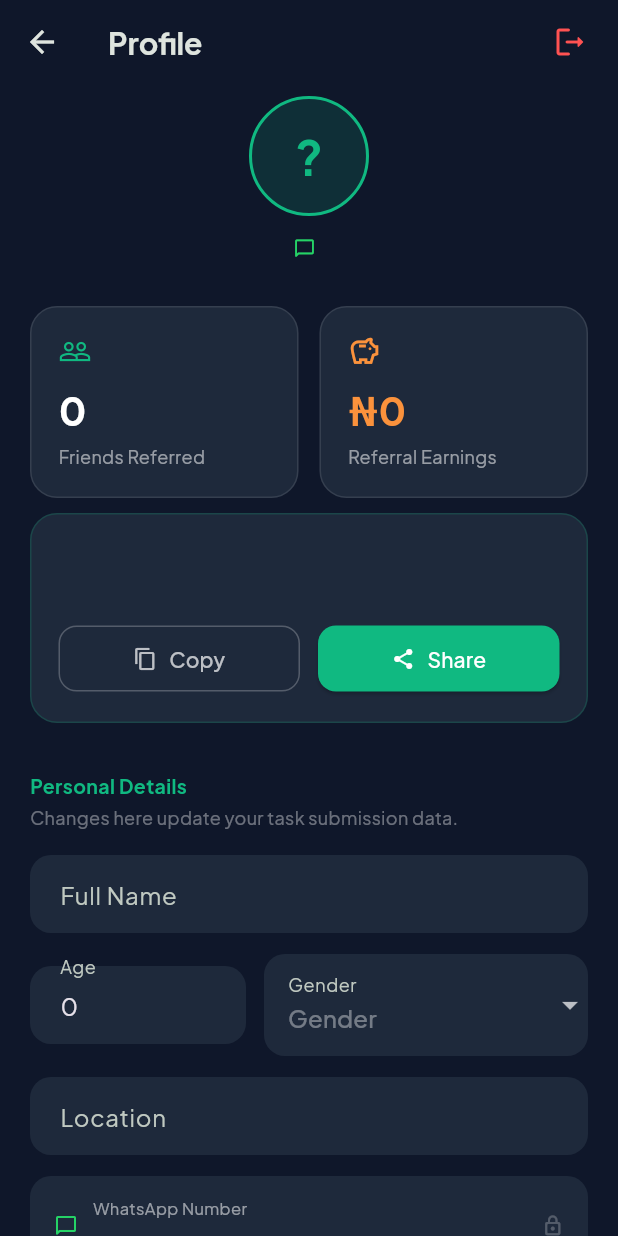
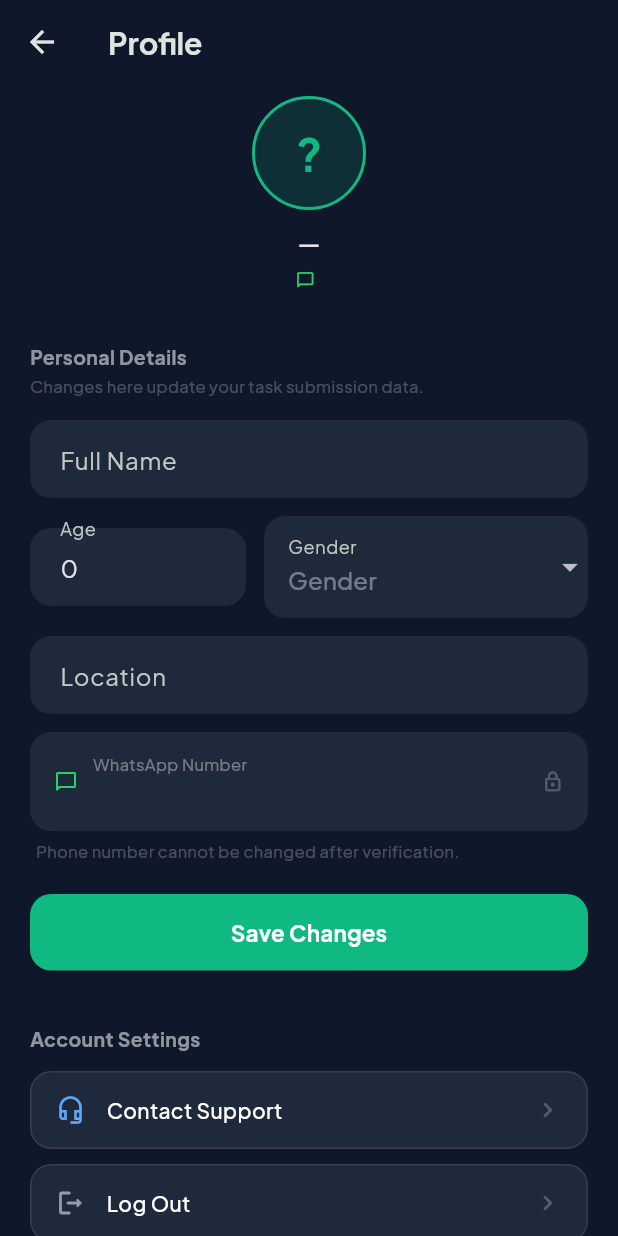
Before and after one commit to wggg01-dev/CampusTask, a Flutter app: the ProfileScreen screen opened directly, on a phone screen of 412 x 824 dp. Run offline on Flutter 3.47's test engine with Material 3 defaults, Android fonts, the phone set to English and light mode, and no system bars; our stand-ins replace app_links, google_fonts, share_plus, supabase_flutter; accounts and stored records are empty.

Commit message:
Update profile screen to include account settings and remove referral logic
Removes referral logic and adds account settings options (Support, Log Out, Delete Account) to the profile screen.

Replit-Commit-Author: Agent
Replit-Commit-Session-Id: 703f156c-325b-4d29-8d15-d32ebe9dcf84
Replit-Commit-Checkpoint-Type: full_checkpoint
Replit-Commit-Event-Id: 0a2a388b-24de-4ca4-a2d2-4a774e58cf03
Replit-Helium-Checkpoint-Created: true

```diff
--- a/lib/screens/profile_screen.dart
+++ b/lib/screens/profile_screen.dart
@@ -1,6 +1,5 @@
 import 'package:flutter/material.dart';
 import 'package:flutter/services.dart';
-import 'package:share_plus/share_plus.dart';
 import 'package:supabase_flutter/supabase_flutter.dart';
 
 class ProfileScreen extends StatefulWidget {
@@ -16,8 +15,6 @@ class _ProfileScreenState extends State<ProfileScreen> {
   final _locationController = TextEditingController();
   String? _selectedGender;
   String? _phone;
-  String? _refCode;
-  int _referralCount = 0;
   bool _isSaving = false;
   bool _isLoading = true;
 
@@ -35,22 +32,15 @@ class _ProfileScreenState extends State<ProfileScreen> {
     try {
       final profile = await Supabase.instance.client
           .from('profiles')
-          .select('full_name, age, gender, phone, location, ref_code')
+          .select('full_name, age, gender, phone, location')
           .eq('id', user.id)
           .single();
-
-      final referred = await Supabase.instance.client
-          .from('profiles')
-          .select('id')
-          .eq('referred_by', user.id);
 
       _nameController.text = profile['full_name'] as String? ?? '';
       _ageController.text = profile['age']?.toString() ?? '';
       _locationController.text = profile['location'] as String? ?? '';
       _selectedGender = profile['gender'] as String?;
       _phone = profile['phone'] as String?;
-      _refCode = profile['ref_code'] as String?;
-      _referralCount = (referred as List).length;
     } catch (_) {}
 
     if (mounted) setState(() => _isLoading = false);
@@ -143,6 +133,60 @@ class _ProfileScreenState extends State<ProfileScreen> {
     }
   }
 
+  Future<void> _deleteAccount() async {
+    final confirmed = await showDialog<bool>(
+      context: context,
+      builder: (_) => AlertDialog(
+        backgroundColor: const Color(0xFF1E293B),
+        shape:
+            RoundedRectangleBorder(borderRadius: BorderRadius.circular(20)),
+        title: const Text('Delete Account',
+            style: TextStyle(fontWeight: FontWeight.bold)),
+        content: const Text(
+          'This will permanently delete your account and all your data. This cannot be undone.',
+          style: TextStyle(color: Colors.white60, height: 1.6),
+        ),
+        actions: [
+          TextButton(
+            onPressed: () => Navigator.pop(context, false),
+            child: const Text('Cancel',
+                style: TextStyle(color: Colors.white38)),
+          ),
+          ElevatedButton(
+            onPressed: () => Navigator.pop(context, true),
+            style: ElevatedButton.styleFrom(
+              backgroundColor: Colors.redAccent,
+              shape: RoundedRectangleBorder(
+                  borderRadius: BorderRadius.circular(10)),
+            ),
+            child: const Text('Delete', style: TextStyle(color: Colors.white)),
+          ),
+        ],
+      ),
+    );
+
+    if (confirmed == true) {
+      // Placeholder — wire to a Supabase edge function or admin API
+      ScaffoldMessenger.of(context).showSnackBar(
+        const SnackBar(
+          content: Text(
+              'Account deletion request sent. You will be contacted shortly.'),
+          behavior: SnackBarBehavior.floating,
+        ),
+      );
+    }
+  }
+
+  void _contactSupport() {
+    ScaffoldMessenger.of(context).showSnackBar(
+      const SnackBar(
+        content: Text('Opening support…'),
+        behavior: SnackBarBehavior.floating,
+      ),
+    );
+    // TODO: launch support URL or open in-app chat
+  }
+
   InputDecoration _inputDeco(String label, {String? hint}) => InputDecoration(
         labelText: label,
         hintText: hint,
@@ -178,14 +222,6 @@ class _ProfileScreenState extends State<ProfileScreen> {
         elevation: 0,
         title: const Text('Profile',
             style: TextStyle(fontWeight: FontWeight.bold, fontSize: 20)),
-        actions: [
-          IconButton(
-            icon: const Icon(Icons.logout_rounded, color: Colors.redAccent),
-            tooltip: 'Log Out',
-            onPressed: _signOut,
-          ),
-          const SizedBox(width: 8),
-        ],
       ),
       body: _isLoading
           ? const Center(child: CircularProgressIndicator())
@@ -194,13 +230,13 @@ class _ProfileScreenState extends State<ProfileScreen> {
               child: Column(
                 crossAxisAlignment: CrossAxisAlignment.start,
                 children: [
-                  // ── AVATAR + PHONE ─────────────────────────────────────
+                  // ── AVATAR + PHONE ────────────────────────────────────
                   Center(
                     child: Column(
                       children: [
                         Container(
-                          width: 80,
-                          height: 80,
+                          width: 76,
+                          height: 76,
                           decoration: BoxDecoration(
                             color: const Color(0xFF10B981).withOpacity(0.15),
                             shape: BoxShape.circle,
@@ -213,165 +249,53 @@ class _ProfileScreenState extends State<ProfileScreen> {
                                   ? _nameController.text[0].toUpperCase()
                                   : '?',
                               style: const TextStyle(
-                                  fontSize: 32,
+                                  fontSize: 30,
                                   fontWeight: FontWeight.bold,
                                   color: Color(0xFF10B981)),
                             ),
                           ),
                         ),
-                        const SizedBox(height: 12),
-                        if (_phone != null)
+                        const SizedBox(height: 10),
+                        Text(
+                          _nameController.text.isNotEmpty
+                              ? _nameController.text
+                              : '—',
+                          style: const TextStyle(
+                              fontSize: 16, fontWeight: FontWeight.w600),
+                        ),
+                        if (_phone != null) ...[
+                          const SizedBox(height: 4),
                           Row(
                             mainAxisSize: MainAxisSize.min,
                             children: [
                               const Icon(Icons.chat_bubble_outline_rounded,
-                                  color: Color(0xFF25D366), size: 15),
-                              const SizedBox(width: 6),
+                                  color: Color(0xFF25D366), size: 13),
+                              const SizedBox(width: 5),
                               Text(_phone!,
                                   style: const TextStyle(
-                                      color: Colors.white60, fontSize: 14)),
+                                      color: Colors.white38, fontSize: 13)),
                             ],
                           ),
+                        ],
                       ],
                     ),
                   ),
 
-                  const SizedBox(height: 28),
-
-                  // ── REFERRAL STATS ─────────────────────────────────────
-                  Row(
-                    children: [
-                      Expanded(
-                        child: _statCard(
-                          icon: Icons.people_outline,
-                          iconColor: const Color(0xFF10B981),
-                          value: '$_referralCount',
-                          label: 'Friends Referred',
-                        ),
-                      ),
-                      const SizedBox(width: 14),
-                      Expanded(
-                        child: _statCard(
-                          icon: Icons.savings_outlined,
-                          iconColor: const Color(0xFFFB923C),
-                          value: '₦${(_referralCount * 500).toString()}',
-                          label: 'Referral Earnings',
-                          valueColor: const Color(0xFFFB923C),
-                        ),
-                      ),
-                    ],
-                  ),
-
-                  const SizedBox(height: 10),
-
-                  // REFERRAL CODE + SHARE
-                  if (_refCode != null) ...[
-                    Container(
-                      width: double.infinity,
-                      padding: const EdgeInsets.all(18),
-                      decoration: BoxDecoration(
-                        color: const Color(0xFF1E293B),
-                        borderRadius: BorderRadius.circular(18),
-                        border:
-                            Border.all(color: const Color(0x3310B981)),
-                      ),
-                      child: Column(
-                        children: [
-                          Text(
-                            _refCode!,
-                            style: const TextStyle(
-                              fontSize: 28,
-                              fontWeight: FontWeight.bold,
-                              letterSpacing: 8,
-                              color: Colors.white,
-                            ),
-                          ),
-                          const SizedBox(height: 14),
-                          Row(
-                            children: [
-                              Expanded(
-                                child: OutlinedButton.icon(
-                                  onPressed: () {
-                                    Clipboard.setData(
-                                        ClipboardData(text: _refCode!));
-                                    ScaffoldMessenger.of(context)
-                                        .showSnackBar(const SnackBar(
-                                            content: Text(
-                                                'Referral code copied!')));
-                                  },
-                                  style: OutlinedButton.styleFrom(
-                                    foregroundColor: Colors.white70,
-                                    side: const BorderSide(
-                                        color: Colors.white24),
-                                    padding: const EdgeInsets.symmetric(
-                                        vertical: 12),
-                                    shape: RoundedRectangleBorder(
-                                        borderRadius:
-                                            BorderRadius.circular(12)),
-                                  ),
-                                  icon: const Icon(Icons.copy, size: 16),
-                                  label: const Text('Copy'),
-                                ),
-                              ),
-                              const SizedBox(width: 12),
-                              Expanded(
-                                child: ElevatedButton.icon(
-                                  onPressed: () {
-                                    Share.share(
-                                      'Join me on CampusTask and start earning! Use my referral code $_refCode to sign up: https://campustask.app/signup?ref=$_refCode',
-                                      subject: 'Earn money with CampusTask',
-                                    );
-                                  },
-                                  style: ElevatedButton.styleFrom(
-                                    backgroundColor:
-                                        const Color(0xFF10B981),
-                                    padding: const EdgeInsets.symmetric(
-                                        vertical: 12),
-                                    shape: RoundedRectangleBorder(
-                                        borderRadius:
-                                            BorderRadius.circular(12)),
-                                  ),
-                                  icon: const Icon(Icons.share,
-                                      color: Colors.white, size: 16),
-                                  label: const Text('Share',
-                                      style:
-                                          TextStyle(color: Colors.white)),
-                                ),
-                              ),
-                            ],
-                          ),
-                        ],
-                      ),
-                    ),
-                  ],
-
                   const SizedBox(height: 32),
 
-                  // ── EDITABLE DETAILS ───────────────────────────────────
-                  const Text(
-                    'Personal Details',
-                    style: TextStyle(
-                        fontSize: 13,
-                        fontWeight: FontWeight.bold,
-                        color: Color(0xFF10B981)),
-                  ),
-                  const SizedBox(height: 4),
-                  const Text(
-                    'Changes here update your task submission data.',
-                    style: TextStyle(color: Colors.white38, fontSize: 12),
-                  ),
-                  const SizedBox(height: 16),
+                  // ── PERSONAL DETAILS ──────────────────────────────────
+                  _sectionLabel('Personal Details',
+                      'Changes here update your task submission data.'),
+                  const SizedBox(height: 14),
 
-                  // FULL NAME
                   TextFormField(
                     controller: _nameController,
                     textCapitalization: TextCapitalization.words,
                     decoration: _inputDeco('Full Name'),
                     onChanged: (_) => setState(() {}),
                   ),
-                  const SizedBox(height: 14),
+                  const SizedBox(height: 12),
 
-                  // AGE + GENDER
                   Row(
                     children: [
                       Expanded(
@@ -403,14 +327,12 @@ class _ProfileScreenState extends State<ProfileScreen> {
                                   horizontal: 16, vertical: 14),
                             ),
                             hint: const Text('Gender',
-                                style:
-                                    TextStyle(color: Colors.white38)),
+                                style: TextStyle(color: Colors.white38)),
                             items: _genders
                                 .map((g) => DropdownMenuItem(
                                       value: g,
                                       child: Text(g,
-                                          style: const TextStyle(
-                                              fontSize: 13)),
+                                          style: const TextStyle(fontSize: 13)),
                                     ))
                                 .toList(),
                             onChanged: (v) =>
@@ -420,18 +342,17 @@ class _ProfileScreenState extends State<ProfileScreen> {
                       ),
                     ],
                   ),
-                  const SizedBox(height: 14),
+                  const SizedBox(height: 12),
 
-                  // LOCATION
                   TextFormField(
                     controller: _locationController,
                     textCapitalization: TextCapitalization.words,
-                    decoration: _inputDeco('Location',
-                        hint: 'e.g. Lagos, Nigeria'),
+                    decoration:
+                        _inputDeco('Location', hint: 'e.g. Lagos, Nigeria'),
                   ),
-                  const SizedBox(height: 14),
+                  const SizedBox(height: 12),
 
-                  // PHONE — read-only
+                  // PHONE — read-only row
                   Container(
                     padding: const EdgeInsets.symmetric(
                         horizontal: 16, vertical: 14),
@@ -450,15 +371,12 @@ class _ProfileScreenState extends State<ProfileScreen> {
                             children: [
                               const Text('WhatsApp Number',
                                   style: TextStyle(
-                                      color: Colors.white54,
-                                      fontSize: 11)),
+                                      color: Colors.white38, fontSize: 11)),
                               const SizedBox(height: 2),
-                              Text(
-                                _phone ?? '—',
+                              Text(_phone ?? '—',
                                   style: const TextStyle(
                                       fontSize: 14,
-                                    fontWeight: FontWeight.w500),
-                              ),
+                                      fontWeight: FontWeight.w500)),
                             ],
                           ),
                         ),
@@ -472,12 +390,11 @@ class _ProfileScreenState extends State<ProfileScreen> {
                     padding: EdgeInsets.only(left: 4),
                     child: Text(
                       'Phone number cannot be changed after verification.',
-                      style: TextStyle(
-                          color: Colors.white24, fontSize: 11),
+                      style: TextStyle(color: Colors.white24, fontSize: 11),
                     ),
                   ),
 
-                  const SizedBox(height: 32),
+                  const SizedBox(height: 20),
 
                   // SAVE BUTTON
                   SizedBox(
@@ -487,8 +404,7 @@ class _ProfileScreenState extends State<ProfileScreen> {
                       style: ElevatedButton.styleFrom(
                         backgroundColor: const Color(0xFF10B981),
                         disabledBackgroundColor: const Color(0x4010B981),
-                        padding:
-                            const EdgeInsets.symmetric(vertical: 16),
+                        padding: const EdgeInsets.symmetric(vertical: 15),
                         shape: RoundedRectangleBorder(
                             borderRadius: BorderRadius.circular(14)),
                       ),
@@ -497,39 +413,44 @@ class _ProfileScreenState extends State<ProfileScreen> {
                               height: 20,
                               width: 20,
                               child: CircularProgressIndicator(
-                                  strokeWidth: 2,
-                                  color: Colors.white),
+                                  strokeWidth: 2, color: Colors.white),
                             )
                           : const Text(
                               'Save Changes',
                               style: TextStyle(
                                   fontWeight: FontWeight.bold,
-                                  fontSize: 16,
+                                  fontSize: 15,
                                   color: Colors.white),
                             ),
                     ),
                   ),
 
-                  const SizedBox(height: 14),
+                  const SizedBox(height: 36),
 
-                  // LOG OUT
-                  SizedBox(
-                    width: double.infinity,
-                    child: OutlinedButton.icon(
-                      onPressed: _signOut,
-                      icon: const Icon(Icons.logout_rounded,
-                          size: 18, color: Colors.redAccent),
-                      label: const Text('Log Out',
-                          style: TextStyle(color: Colors.redAccent)),
-                      style: OutlinedButton.styleFrom(
-                        padding:
-                            const EdgeInsets.symmetric(vertical: 14),
-                        side: const BorderSide(
-                            color: Colors.redAccent, width: 1),
-                        shape: RoundedRectangleBorder(
-                            borderRadius: BorderRadius.circular(14)),
+                  // ── ACCOUNT SETTINGS ──────────────────────────────────
+                  _sectionLabel('Account Settings', null),
+                  const SizedBox(height: 12),
+
+                  _settingsTile(
+                    icon: Icons.headset_mic_outlined,
+                    iconColor: const Color(0xFF60A5FA),
+                    label: 'Contact Support',
+                    onTap: _contactSupport,
                   ),
+                  const SizedBox(height: 10),
+                  _settingsTile(
+                    icon: Icons.logout_rounded,
+                    iconColor: Colors.white54,
+                    label: 'Log Out',
+                    onTap: _signOut,
                   ),
+                  const SizedBox(height: 10),
+                  _settingsTile(
+                    icon: Icons.delete_outline_rounded,
+                    iconColor: Colors.redAccent,
+                    label: 'Delete Account',
+                    labelColor: Colors.redAccent,
+                    onTap: _deleteAccount,
                   ),
                 ],
               ),
@@ -537,38 +458,57 @@ class _ProfileScreenState extends State<ProfileScreen> {
     );
   }
 
-  Widget _statCard({
+  Widget _sectionLabel(String title, String? subtitle) => Column(
+        crossAxisAlignment: CrossAxisAlignment.start,
+        children: [
+          Text(title,
+              style: const TextStyle(
+                  fontSize: 13,
+                  fontWeight: FontWeight.bold,
+                  color: Colors.white54)),
+          if (subtitle != null) ...[
+            const SizedBox(height: 3),
+            Text(subtitle,
+                style:
+                    const TextStyle(color: Colors.white24, fontSize: 11)),
+          ],
+        ],
+      );
+
+  Widget _settingsTile({
     required IconData icon,
     required Color iconColor,
-    required String value,
     required String label,
-    Color? valueColor,
+    Color? labelColor,
+    required VoidCallback onTap,
   }) {
-    return Container(
-      padding: const EdgeInsets.all(18),
+    return GestureDetector(
+      onTap: onTap,
+      child: Container(
+        padding: const EdgeInsets.symmetric(horizontal: 16, vertical: 15),
         decoration: BoxDecoration(
           color: const Color(0xFF1E293B),
-        borderRadius: BorderRadius.circular(18),
+          borderRadius: BorderRadius.circular(14),
           border: Border.all(color: Colors.white10),
         ),
-      child: Column(
-        crossAxisAlignment: CrossAxisAlignment.start,
+        child: Row(
           children: [
-          Icon(icon, color: iconColor, size: 22),
-          const SizedBox(height: 10),
-          Text(
-            value,
+            Icon(icon, color: iconColor, size: 20),
+            const SizedBox(width: 14),
+            Expanded(
+              child: Text(
+                label,
                 style: TextStyle(
-              fontSize: 26,
-              fontWeight: FontWeight.bold,
-              color: valueColor ?? Colors.white,
+                  fontSize: 14,
+                  fontWeight: FontWeight.w500,
+                  color: labelColor ?? Colors.white,
                 ),
               ),
-          const SizedBox(height: 4),
-          Text(label,
-              style:
-                  const TextStyle(color: Colors.white54, fontSize: 12)),
+            ),
+            const Icon(Icons.chevron_right_rounded,
+                color: Colors.white24, size: 20),
           ],
+        ),
       ),
     );
   }
```
Lines whose indentation alone changed are shown as unchanged.
